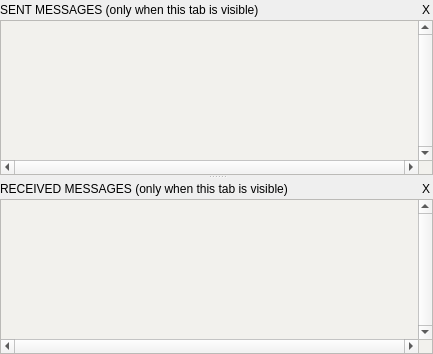
The window that messages/messagemanagerlog.ui (buzzinglight/IanniX) describes before a commit, drawn with Qt 5.
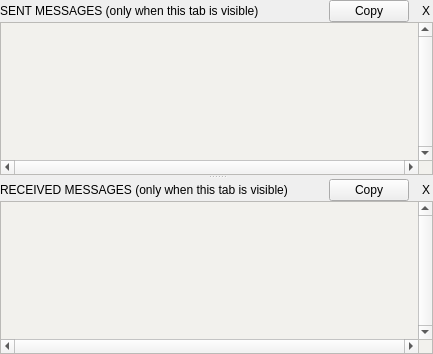
The same window after the commit.

What changed in the file:
```diff
--- a/messages/messagemanagerlog.ui
+++ b/messages/messagemanagerlog.ui
@@ -22,7 +22,7 @@
 	background-color: 	rgb(242, 241, 237);
 	color:						black;
 }
-QPushButton {
+QPushButton#logSendClear, QPushButton#logReceiveClear  {
 	min-width:  		14px;
 	min-height: 		14px;
 	max-width:  	14px;
@@ -74,6 +74,16 @@
            </property>
           </spacer>
          </item>
+         <item>
+          <widget class="QPushButton" name="logSendCopy">
+           <property name="toolTip">
+            <string>Copies sent messages log to clipboard</string>
+           </property>
+           <property name="text">
+            <string>Copy</string>
+           </property>
+          </widget>
+         </item>
          <item>
           <widget class="QPushButton" name="logSendClear">
            <property name="toolTip">
@@ -143,6 +153,16 @@
            </property>
           </spacer>
          </item>
+         <item>
+          <widget class="QPushButton" name="logReceiveCopy">
+           <property name="toolTip">
+            <string>Copies received messages log to clipboard</string>
+           </property>
+           <property name="text">
+            <string>Copy</string>
+           </property>
+          </widget>
+         </item>
          <item>
           <widget class="QPushButton" name="logReceiveClear">
            <property name="toolTip">
```
Left out of the diff: 47 changed lines with no effect on the pictures.
